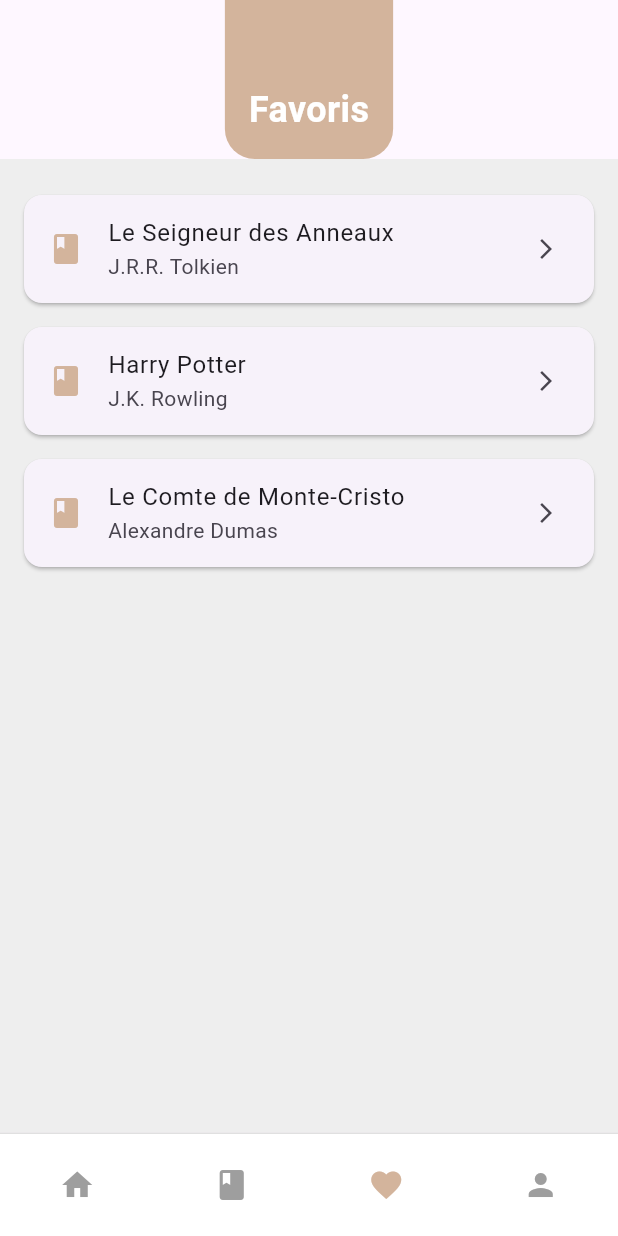
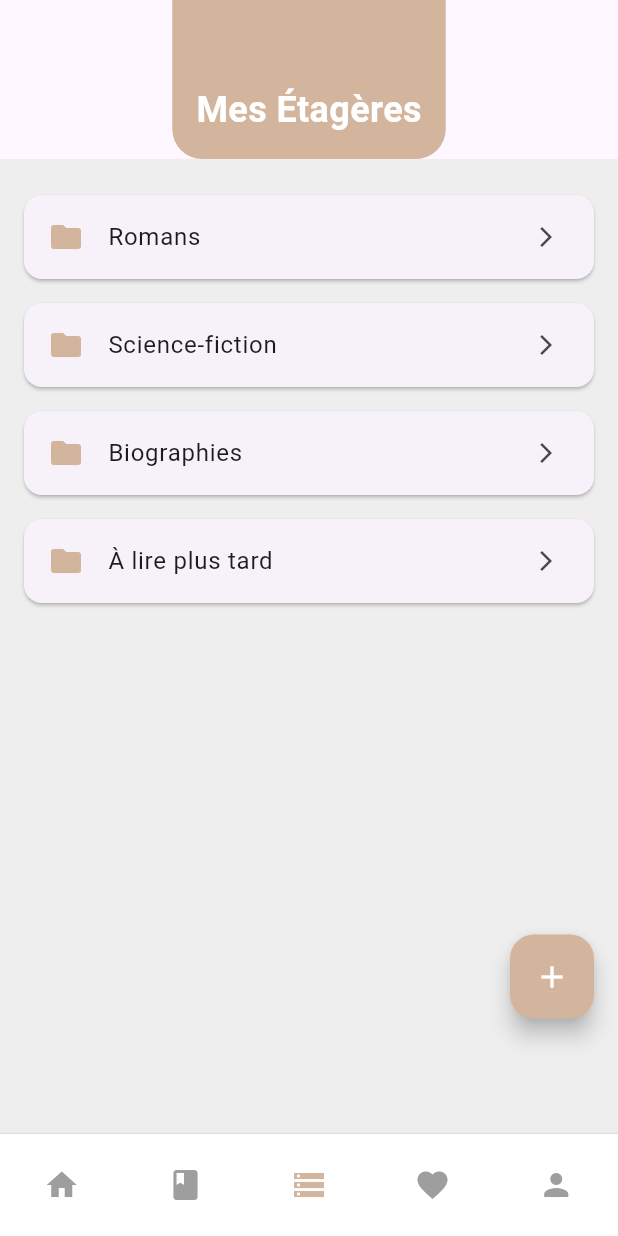
Before and after one commit to LyrOwO/Nabuk, a Flutter app: the screen it shows after launch, item 3 of the bottom bar chosen, on a phone screen of 412 x 824 dp. Run offline on Flutter 3.47's test engine with Material 3 defaults, Android fonts, the light colour scheme and no system bars.

Commit message:
Mardi soir 19/11/24

```diff
--- a/lib/main.dart
+++ b/lib/main.dart
@@ -3,6 +3,7 @@
 import 'pages/books_page.dart';
 import 'pages/favorites_page.dart';
 import 'pages/profile_page.dart';
+import 'pages/shelves_page.dart';
 
 void main() {
   runApp(MyApp());
@@ -20,6 +21,7 @@
         '/books': (context) => BooksPage(),
         '/favorites': (context) => FavoritesPage(),
         '/profile': (context) => ProfilePage(),
+        '/shelves': (context) => ShelvesPage(), // Ajout de la page
       },
     );
   }
--- a/lib/pages/favorites_page.dart
+++ b/lib/pages/favorites_page.dart
@@ -49,7 +49,7 @@
           ),
 
           // Footer
-          FooterNavigation(currentIndex: 2),
+          FooterNavigation(currentIndex: 3),
         ],
       ),
     );
--- a/lib/pages/profile_page.dart
+++ b/lib/pages/profile_page.dart
@@ -60,7 +60,7 @@
           ),
 
           // Footer
-          FooterNavigation(currentIndex: 3),
+          FooterNavigation(currentIndex: 4),
         ],
       ),
     );
--- /dev/null
+++ b/lib/pages/shelves_page.dart
@@ -0,0 +1,86 @@
+import 'package:flutter/material.dart';
+import '../widgets/footer_navigation.dart';
+
+class ShelvesPage extends StatelessWidget {
+  @override
+  Widget build(BuildContext context) {
+    return Scaffold(
+      body: Column(
+        children: [
+          // Header
+          Container(
+            padding: const EdgeInsets.all(16.0),
+            decoration: BoxDecoration(
+              color: Color.fromRGBO(211, 180, 156, 50), // Utilisation de la nouvelle couleur
+              borderRadius: BorderRadius.vertical(
+                bottom: Radius.circular(20),
+              ),
+            ),
+            child: Column(
+              crossAxisAlignment: CrossAxisAlignment.start,
+              children: [
+                SizedBox(height: 40),
+                Text(
+                  'Mes Étagères',
+                  style: TextStyle(
+                    color: Colors.white,
+                    fontSize: 24,
+                    fontWeight: FontWeight.bold,
+                  ),
+                ),
+              ],
+            ),
+          ),
+
+          // Faux contenu : Liste des étagères
+          Expanded(
+            child: Container(
+              color: Colors.grey[200],
+              padding: const EdgeInsets.all(16.0),
+              child: ListView(
+                children: [
+                  _shelfCard('Romans'),
+                  _shelfCard('Science-fiction'),
+                  _shelfCard('Biographies'),
+                  _shelfCard('À lire plus tard'),
+                ],
+              ),
+            ),
+          ),
+        ],
+      ),
+
+      // Bouton flottant correctement positionné
+      floatingActionButton: Padding(
+        padding: const EdgeInsets.only(bottom: 60.0), // Ajustement pour éviter de recouvrir le footer
+        child: FloatingActionButton(
+          onPressed: () {
+            // Placeholder : Pour ajouter une nouvelle étagère dans le futur
+            ScaffoldMessenger.of(context).showSnackBar(
+              SnackBar(content: Text('Fonction d’ajout à venir !')),
+            );
+          },
+          backgroundColor: Color.fromRGBO(211, 180, 156, 50), // Nouvelle couleur
+          child: Icon(Icons.add, color: Colors.white),
+        ),
+      ),
+
+      // Footer
+      bottomNavigationBar: FooterNavigation(currentIndex: 2),
+    );
+  }
+
+  Widget _shelfCard(String shelfName) {
+    return Card(
+      margin: const EdgeInsets.symmetric(vertical: 8),
+      child: ListTile(
+        leading: Icon(Icons.folder, color: Color.fromRGBO(211, 180, 156, 50)),
+        title: Text(shelfName),
+        trailing: Icon(Icons.arrow_forward_ios, size: 16),
+        onTap: () {
+          // Placeholder : Pour visualiser les livres de cette étagère dans le futur
+        },
+      ),
+    );
+  }
+}
--- a/lib/widgets/footer_navigation.dart
+++ b/lib/widgets/footer_navigation.dart
@@ -19,27 +19,48 @@
         mainAxisAlignment: MainAxisAlignment.spaceAround,
         children: [
           IconButton(
-            icon: Icon(Icons.home, color: currentIndex == 0 ? const Color.fromRGBO(211, 180, 156, 50) : Colors.grey),
+            icon: Icon(
+              Icons.home,
+              color: currentIndex == 0 ? Color.fromRGBO(211, 180, 156, 50) : Colors.grey,
+            ),
             onPressed: () {
               if (currentIndex != 0) Navigator.pushNamed(context, '/');
             },
           ),
           IconButton(
-            icon: Icon(Icons.book, color: currentIndex == 1 ? const Color.fromRGBO(211, 180, 156, 50) : Colors.grey),
+            icon: Icon(
+              Icons.book,
+              color: currentIndex == 1 ? Color.fromRGBO(211, 180, 156, 50) : Colors.grey,
+            ),
             onPressed: () {
               if (currentIndex != 1) Navigator.pushNamed(context, '/books');
             },
           ),
           IconButton(
-            icon: Icon(Icons.favorite, color: currentIndex == 2 ? const Color.fromRGBO(211, 180, 156, 50) : Colors.grey),
+            icon: Icon(
+              Icons.storage,
+              color: currentIndex == 2 ? Color.fromRGBO(211, 180, 156, 50) : Colors.grey,
+            ),
             onPressed: () {
-              if (currentIndex != 2) Navigator.pushNamed(context, '/favorites');
+              if (currentIndex != 2) Navigator.pushNamed(context, '/shelves');
             },
           ),
           IconButton(
-            icon: Icon(Icons.person, color: currentIndex == 3 ? const Color.fromRGBO(211, 180, 156, 50) : Colors.grey),
+            icon: Icon(
+              Icons.favorite,
+              color: currentIndex == 3 ? Color.fromRGBO(211, 180, 156, 50) : Colors.grey,
+            ),
             onPressed: () {
-              if (currentIndex != 3) Navigator.pushNamed(context, '/profile');
+              if (currentIndex != 3) Navigator.pushNamed(context, '/favorites');
+            },
+          ),
+          IconButton(
+            icon: Icon(
+              Icons.person,
+              color: currentIndex == 4 ? Color.fromRGBO(211, 180, 156, 50) : Colors.grey,
+            ),
+            onPressed: () {
+              if (currentIndex != 4) Navigator.pushNamed(context, '/profile');
             },
           ),
         ],
```
Also changed, not shown: lib/pages/pret_page.dart (added).
